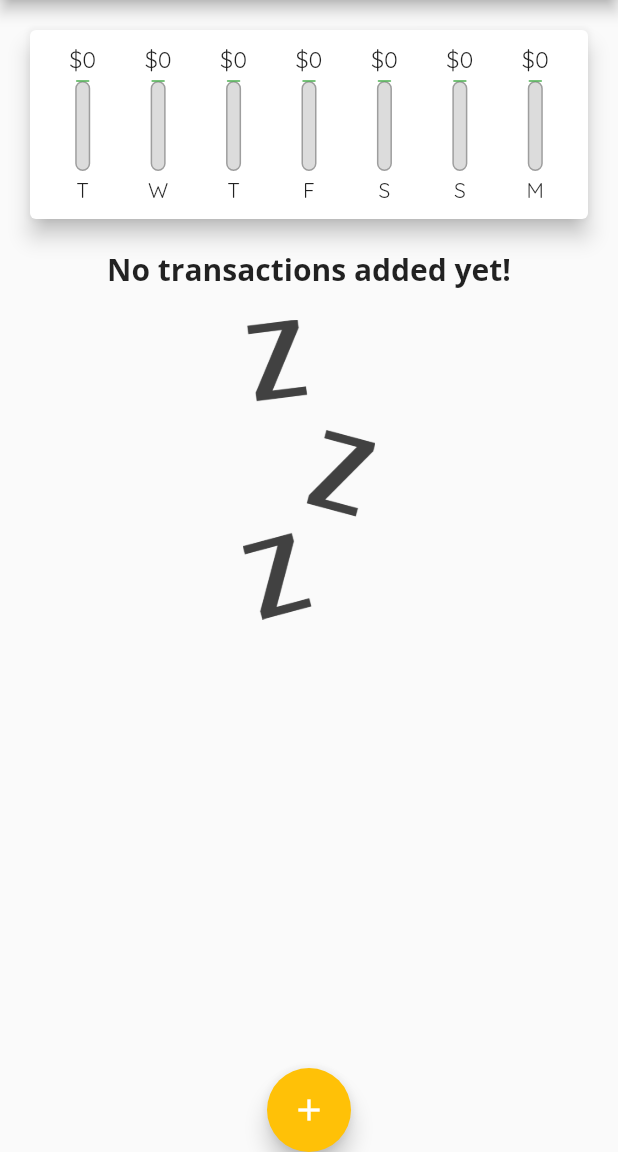
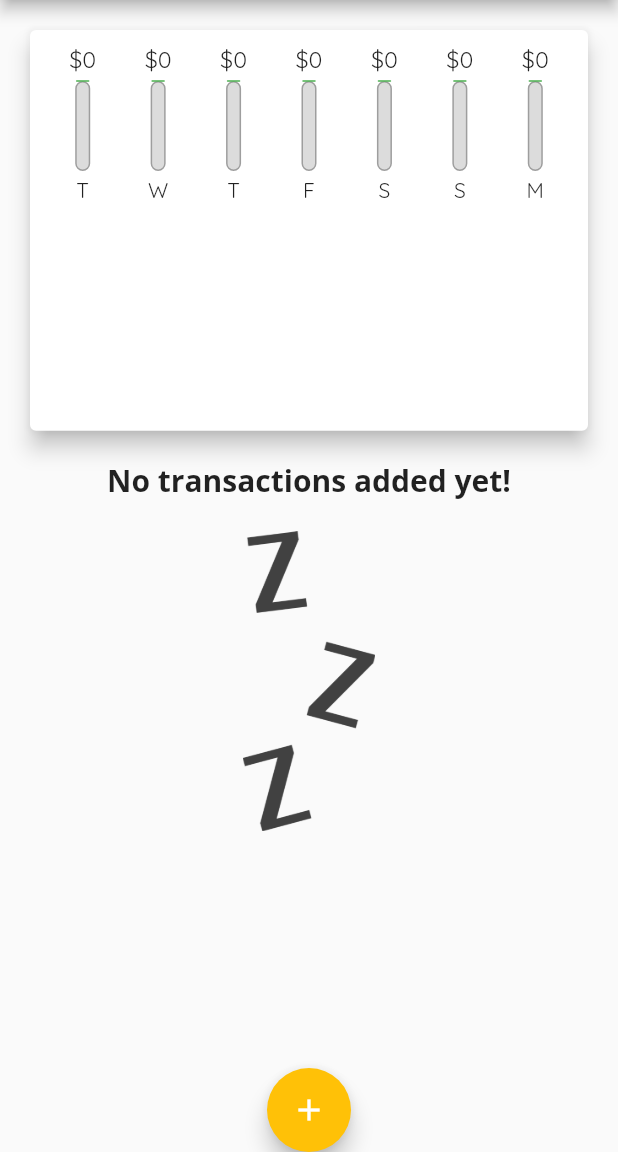
Before and after one commit to MachoBoy/flutter_expense_app, a Flutter app: the screen it shows after launch, on a phone screen of 412 x 824 dp, the part 84-1236 px from its top. Run offline on Flutter 3.47's test engine with Material 2 defaults, Android fonts, the phone set to English and light mode, and no system bars.

Commit message:
set height dynamically

```diff
--- a/lib/main.dart
+++ b/lib/main.dart
@@ -94,21 +94,33 @@ class _MyHomePageState extends State<MyHomePage> {
 
   @override
   Widget build(BuildContext context) {
+    final appBar = AppBar(
+      title: const Text('Personal Expenses'),
+      actions: [
+        IconButton(
+            onPressed: () => _startAddNewTransaction(context),
+            icon: const Icon(Icons.add))
+      ],
+    );
     return Scaffold(
-      appBar: AppBar(
-        title: const Text('Personal Expenses'),
-        actions: [
-          IconButton(
-              onPressed: () => _startAddNewTransaction(context),
-              icon: const Icon(Icons.add))
-        ],
-      ),
+      appBar: appBar,
       body: SingleChildScrollView(
         child: Column(
           crossAxisAlignment: CrossAxisAlignment.stretch,
           children: [
-            Chart(recentTransactions: _recentTransactions),
-            TransactionList(_userTransactions, _deleteTransaction),
+            SizedBox(
+              height: (MediaQuery.of(context).size.height -
+                      appBar.preferredSize.height -
+                      MediaQuery.of(context).padding.top) *
+                  0.4,
+              child: Chart(recentTransactions: _recentTransactions),
+            ),
+            SizedBox(
+                height: (MediaQuery.of(context).size.height -
+                        appBar.preferredSize.height -
+                        MediaQuery.of(context).padding.top) *
+                    0.6,
+                child: TransactionList(_userTransactions, _deleteTransaction)),
           ],
         ),
       ),
--- a/lib/widgets/transaction_list.dart
+++ b/lib/widgets/transaction_list.dart
@@ -11,9 +11,7 @@ class TransactionList extends StatelessWidget {
 
   @override
   Widget build(BuildContext context) {
-    return SizedBox(
-      height: 400,
-      child: transactions.isEmpty
+    return transactions.isEmpty
         ? Column(
             children: [
               Text(
@@ -32,8 +30,7 @@ class TransactionList extends StatelessWidget {
         : ListView.builder(
             itemBuilder: (ctx, index) {
               return Card(
-                  margin:
-                      const EdgeInsets.symmetric(vertical: 8, horizontal: 5),
+                margin: const EdgeInsets.symmetric(vertical: 8, horizontal: 5),
                 child: ListTile(
                   leading: CircleAvatar(
                     radius: 30,
@@ -45,19 +42,17 @@ class TransactionList extends StatelessWidget {
                   ),
                   title: Text(transactions[index].title,
                       style: Theme.of(context).appBarTheme.titleTextStyle),
-                    subtitle: Text(
-                        DateFormat.yMMMd().format(transactions[index].date)),
+                  subtitle:
+                      Text(DateFormat.yMMMd().format(transactions[index].date)),
                   trailing: IconButton(
                     icon: const Icon(Icons.delete),
                     color: Theme.of(context).colorScheme.error,
-                      onPressed: () =>
-                          deleteTransaction(transactions[index].id),
+                    onPressed: () => deleteTransaction(transactions[index].id),
                   ),
                 ),
               );
             },
             itemCount: transactions.length,
-            ),
           );
   }
 }
```
Lines whose indentation alone changed are shown as unchanged.
